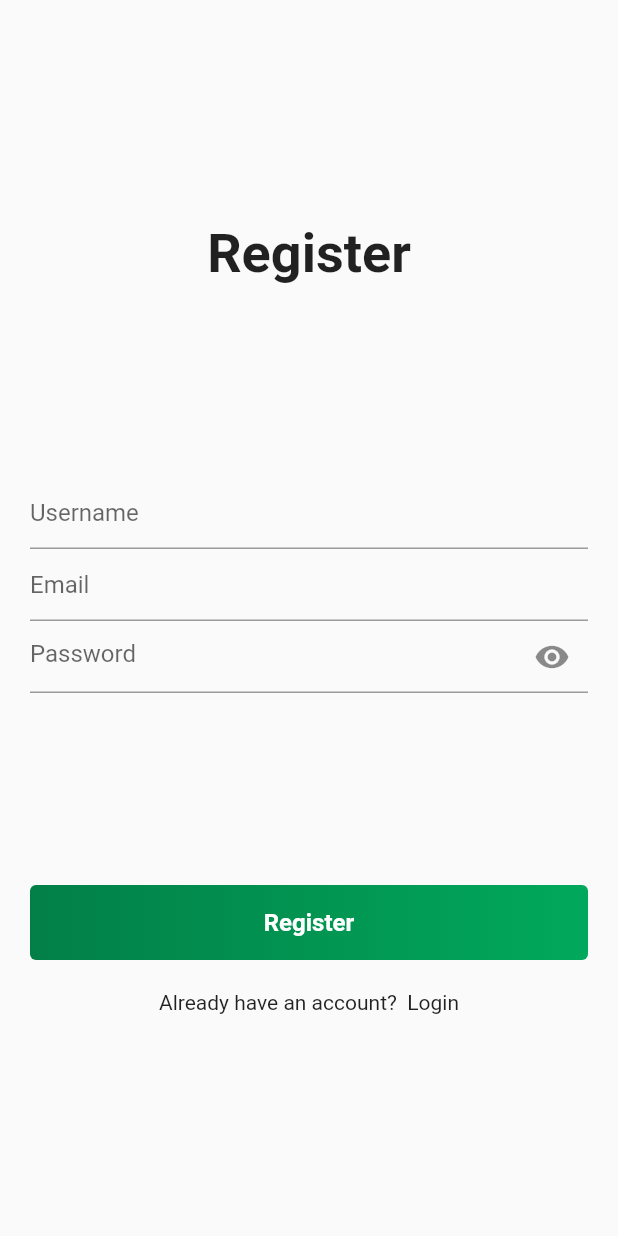
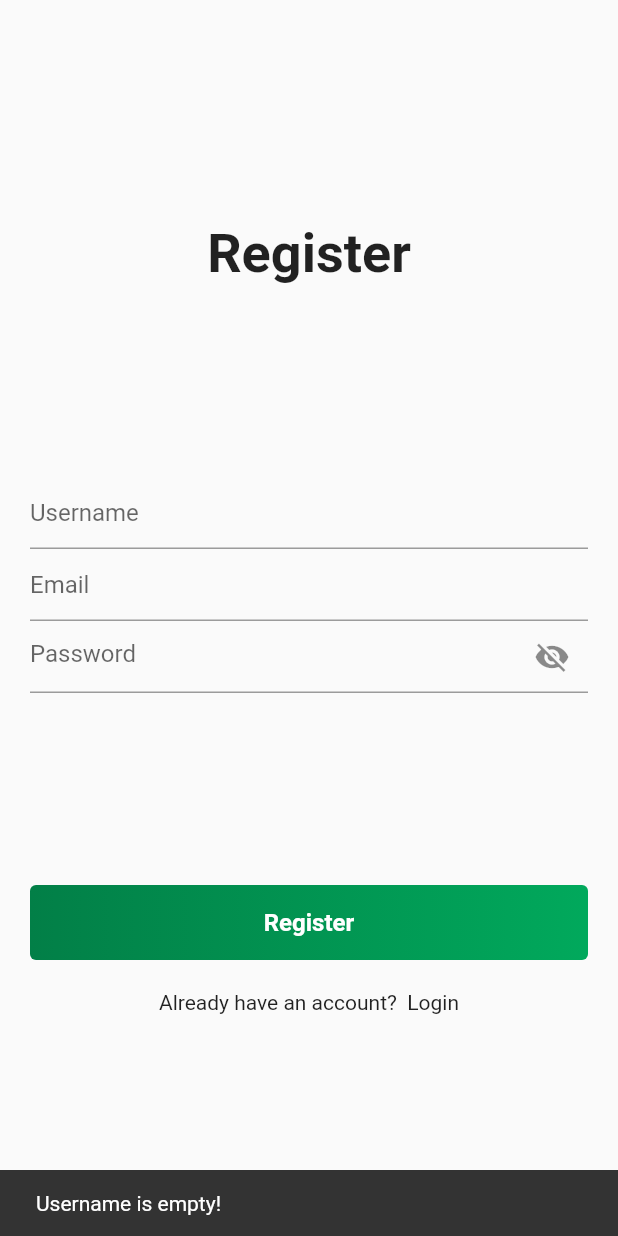
Before and after one commit to NawaweeV5/smartcanteen, a Flutter app: the RegisterPage screen opened directly, after a tap on "Register", on a phone screen of 412 x 824 dp. Run offline on Flutter 3.47's test engine with Material 2 defaults, Android fonts, the light colour scheme and no system bars; our stand-ins replace firebase_core; accounts and stored records are empty.

Commit message:
registerpage validation

```diff
--- a/lib/main.dart
+++ b/lib/main.dart
@@ -1,4 +1,7 @@
 import 'package:flutter/material.dart';
+import 'package:provider/provider.dart';
+import 'package:smartcanteen/pages/register/components/register_auth_provider.dart';
+import 'package:smartcanteen/pages/register/register.dart';
 import 'package:smartcanteen/pages/welcome/welcome_page.dart';
 
 void main() {
@@ -10,11 +13,16 @@ class MainApp extends StatelessWidget {
 
   @override
   Widget build(BuildContext context) {
-    return MaterialApp(
-      debugShowCheckedModeBanner: false,
-      title: 'PSU SMART CANTEEN',
-      theme: ThemeData(),
-      home: const WelcomePage(),
+    return MultiProvider(
+      providers: [
+        ChangeNotifierProvider(create: (context) => RegisterAuthProvider())
+      ],
+      child: MaterialApp(
+        debugShowCheckedModeBanner: false,
+        title: 'PSU SMART CANTEEN',
+        theme: ThemeData(),
+        home: const RegisterPage(),
+      ),
     );
   }
 }
--- /dev/null
+++ b/lib/pages/register/components/register_auth_provider.dart
@@ -0,0 +1,51 @@
+import 'package:flutter/material.dart';
+
+class RegisterAuthProvider with ChangeNotifier {
+  static Pattern pattern =
+      r'^(([^<>()[\]\\.,;:\s@\"]+(\.[^<>()[\]\\.,;:\s@\"]+)*)|(\".+\"))@((\[[0-9]{1,3}\.[0-9]{1,3}\.[0-9]{1,3}\.[0-9]{1,3}\])|(([a-zA-Z\-0-9]+\.)+[a-zA-Z]{2,}))$';
+
+  RegExp regExp = RegExp(RegisterAuthProvider.pattern.toString());
+
+  void registerValidation(
+      {required TextEditingController? username,
+      required TextEditingController? email,
+      required TextEditingController? password,
+      required BuildContext context}) async {
+    if (username!.text.trim().isEmpty) {
+      ScaffoldMessenger.of(context).showSnackBar(
+        SnackBar(
+          content: Text("Username is empty!"),
+        ),
+      );
+      return;
+    } else if (email!.text.trim().isEmpty) {
+      ScaffoldMessenger.of(context).showSnackBar(
+        SnackBar(
+          content: Text("Email is empty!"),
+        ),
+      );
+      return;
+    } else if (!regExp.hasMatch(email.text.trim())) {
+      ScaffoldMessenger.of(context).showSnackBar(
+        SnackBar(
+          content: Text("Invalid email!"),
+        ),
+      );
+      return;
+    } else if (password!.text.trim().isEmpty) {
+      ScaffoldMessenger.of(context).showSnackBar(
+        SnackBar(
+          content: Text("Password is empty!"),
+        ),
+      );
+      return;
+    } else if (password.text.length <= 8) {
+      ScaffoldMessenger.of(context).showSnackBar(
+        SnackBar(
+          content: Text("Password must be 8 !"),
+        ),
+      );
+      return;
+    }
+  }
+}
--- a/lib/pages/register/register.dart
+++ b/lib/pages/register/register.dart
@@ -1,4 +1,6 @@
 import 'package:flutter/material.dart';
+import 'package:provider/provider.dart';
+import 'package:smartcanteen/pages/register/components/register_auth_provider.dart';
 
 import '../../widgets/my_button.dart';
 
@@ -10,9 +12,16 @@ class RegisterPage extends StatefulWidget {
 }
 
 class _RegisterPageState extends State<RegisterPage> {
-  bool visibility = false;
+  TextEditingController username = TextEditingController();
+  TextEditingController email = TextEditingController();
+  TextEditingController password = TextEditingController();
+
+  bool visibility = true;
   @override
   Widget build(BuildContext context) {
+    RegisterAuthProvider registerAuthProvider =
+        Provider.of<RegisterAuthProvider>(context);
+
     return Scaffold(
       body: SafeArea(
         child: Padding(
@@ -30,17 +39,20 @@ class _RegisterPageState extends State<RegisterPage> {
               Column(
                 children: [
                   TextFormField(
+                    controller: username,
                     decoration: const InputDecoration(
                       hintText: "Username",
                     ),
                   ),
                   TextFormField(
+                    controller: email,
                     decoration: const InputDecoration(
                       hintText: "Email",
                     ),
                   ),
                   TextFormField(
                     obscureText: visibility,
+                    controller: password,
                     decoration: InputDecoration(
                       hintText: "Password",
                       suffixIcon: IconButton(
@@ -59,7 +71,16 @@ class _RegisterPageState extends State<RegisterPage> {
               ),
               Column(
                 children: [
-                  MyButton(onPressed: () {}, text: "Register"),
+                  MyButton(
+                      onPressed: () {
+                        registerAuthProvider.registerValidation(
+                          username: username,
+                          context: context,
+                          email: email,
+                          password: password,
+                        );
+                      },
+                      text: "Register"),
                   const SizedBox(
                     height: 20,
                   ),
--- a/pubspec.yaml
+++ b/pubspec.yaml
@@ -7,8 +7,10 @@ environment:
   sdk: '>=3.0.6 <4.0.0'
 
 dependencies:
+  firebase_core: ^2.15.0
   flutter:
     sdk: flutter
+  provider: ^6.0.5
 
 dev_dependencies:
   flutter_test:
```
Also changed, not shown: lib/firebase_options.dart (added), pubspec.lock, 8 other files.
